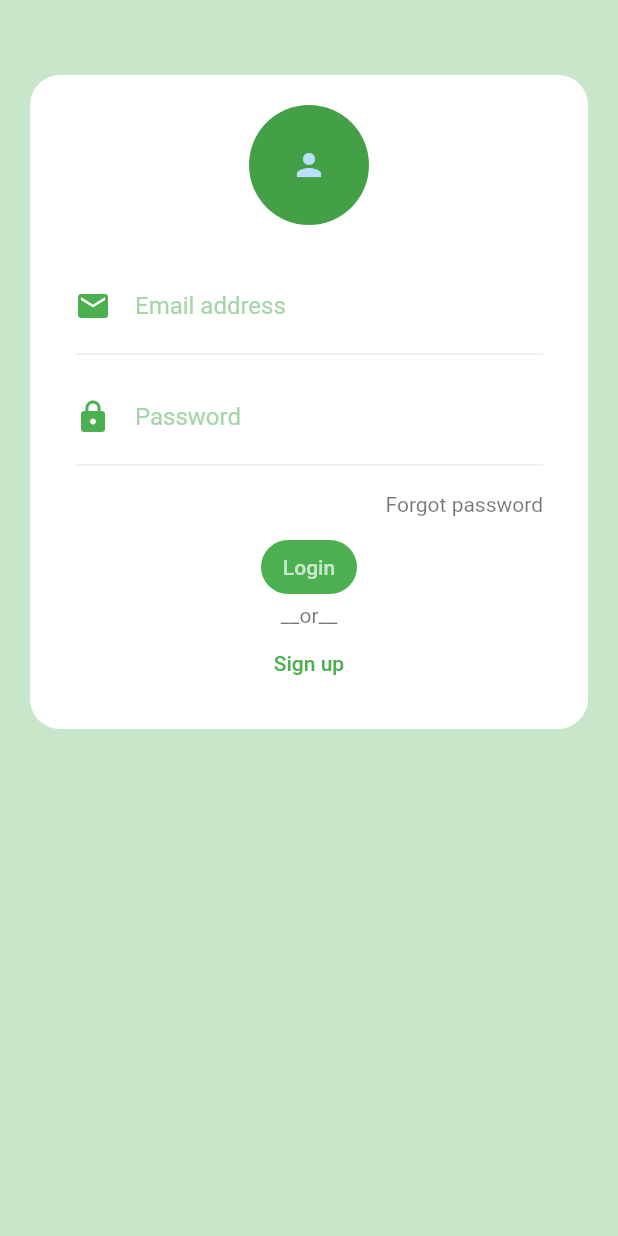
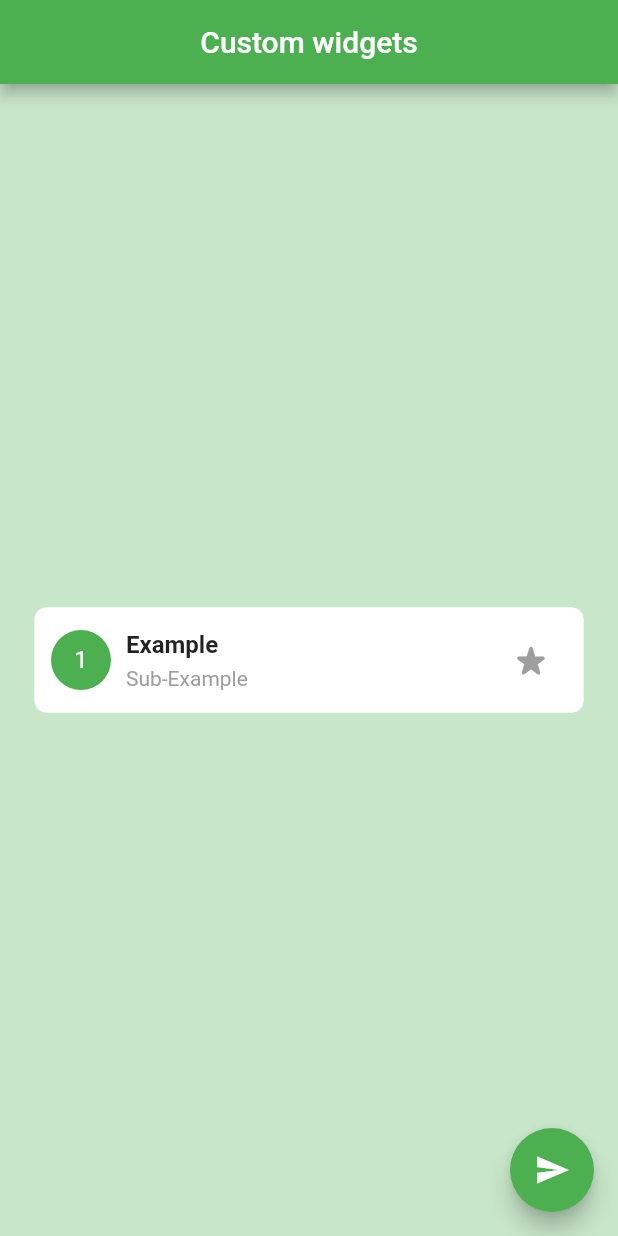
Before and after one commit to ES-Bootcamp/Sprint-Flutter, a Flutter app: the screen it shows after launch, on a phone screen of 412 x 824 dp. Run offline on Flutter 3.47's test engine with Material 2 defaults, Android fonts, the phone set to English and light mode, and no system bars.

Commit message:
session 2: flutter widgets

```diff
--- a/lib/main.dart
+++ b/lib/main.dart
@@ -1,6 +1,7 @@
 import 'package:flutter/material.dart';
 
 import 'session_01/login_ui.dart';
+import 'session_02/custom_widgets.dart';
 
 void main() {
   runApp(const MyApp());
@@ -11,12 +12,9 @@ class MyApp extends StatelessWidget {
 
   @override
   Widget build(BuildContext context) {
-    return MaterialApp(
-      title: 'Login ui',
-      theme: ThemeData(
-        primarySwatch: Colors.blue,
-      ),
-      home: const LoginUI(),
+    return const MaterialApp(
+      title: 'Custom widgets',
+      home: CustomWidgets(),
       debugShowCheckedModeBanner: false,
     );
   }
--- /dev/null
+++ b/lib/session_02/custom_widgets.dart
@@ -0,0 +1,53 @@
+import 'package:flutter/material.dart';
+import 'package:login_ui/session_02/widgets/custom_widget.dart';
+
+import 'custom_widgets_list.dart';
+
+class CustomWidgets extends StatefulWidget {
+  const CustomWidgets({Key? key}) : super(key: key);
+
+  @override
+  State<CustomWidgets> createState() => _CustomWidgetsState();
+}
+
+class _CustomWidgetsState extends State<CustomWidgets> {
+  bool isSelected = false;
+  @override
+  Widget build(BuildContext context) {
+    return Scaffold(
+      appBar: AppBar(
+        centerTitle: true,
+        title: const Text('Custom widgets'),
+        backgroundColor: Colors.green,
+      ),
+      body: Container(
+        padding: const EdgeInsets.symmetric(horizontal: 23.0),
+        color: Colors.green.shade100,
+        child: Center(
+          child: CustomWidget(
+            index: 1,
+            title: 'Example',
+            subTitle: 'Sub-Example',
+            isSelected: isSelected,
+            icon: Icons.star_rate_rounded,
+            onPressed: (){
+              setState(() {
+                isSelected = !isSelected;
+              });
+            },
+          ),
+        ),
+      ),
+      floatingActionButton: FloatingActionButton(
+        onPressed: () {
+          Navigator.push(
+            context,
+            MaterialPageRoute(builder: (context) => const CustomWidgetsSecondPage()),
+          );
+        },
+        backgroundColor: Colors.green,
+        child: const Icon(Icons.send),
+      ),
+    );
+  }
+}
--- /dev/null
+++ b/lib/session_02/widgets/custom_widget.dart
@@ -0,0 +1,85 @@
+import 'package:flutter/material.dart';
+
+class CustomWidget extends StatefulWidget {
+  const CustomWidget({
+    Key? key, required this.index, required this.title, required this.subTitle, required this.icon, required this.isSelected, required this.onPressed,
+  }) : super(key: key);
+
+  final int index;
+  final String title;
+  final String subTitle;
+  final IconData icon;
+  final bool isSelected;
+  final Function onPressed;
+
+  @override
+  State<CustomWidget> createState() => _CustomWidgetState();
+}
+
+class _CustomWidgetState extends State<CustomWidget> {
+  @override
+  Widget build(BuildContext context) {
+    return Container(
+      padding: const EdgeInsets.all(10.0),
+      decoration: BoxDecoration(
+        color: Colors.white,
+        borderRadius: BorderRadius.circular(8.0),
+        border: Border.all(
+          color: Colors.white60,
+        ),
+      ),
+      child: Row(
+        children: [
+          CircleAvatar(
+            backgroundColor: Colors.green,
+            child: Text(
+              widget.index.toString(),
+              style: const TextStyle(
+                color: Colors.white,
+              ),
+            ),
+          ),
+          const SizedBox(
+            width: 10.0,
+          ),
+          Expanded(
+            child: Column(
+              crossAxisAlignment: CrossAxisAlignment.start,
+              mainAxisSize: MainAxisSize.min,
+              children: [
+                Text(
+                  widget.title,
+                  style: const TextStyle(
+                    color: Colors.black87,
+                    fontWeight: FontWeight.bold,
+                    fontSize: 16.0,
+                  ),
+                ),
+                const SizedBox(
+                  height: 5.0,
+                ),
+                Text(
+                  widget.subTitle,
+                  style: const TextStyle(
+                    color: Colors.grey,
+                    fontSize: 14.0,
+                  ),
+                ),
+              ],
+            ),
+          ),
+          IconButton(
+            icon: Icon(
+              widget.icon,
+              size: 28.0,
+              color: widget.isSelected ? Colors.green : Colors.grey,
+            ),
+            onPressed: () {
+              widget.onPressed();
+            },
+          ),
+        ],
+      ),
+    );
+  }
+}
```
Also changed, not shown: lib/session_02/custom_widgets_list.dart (added, +73 -0 lines), pubspec.lock.
